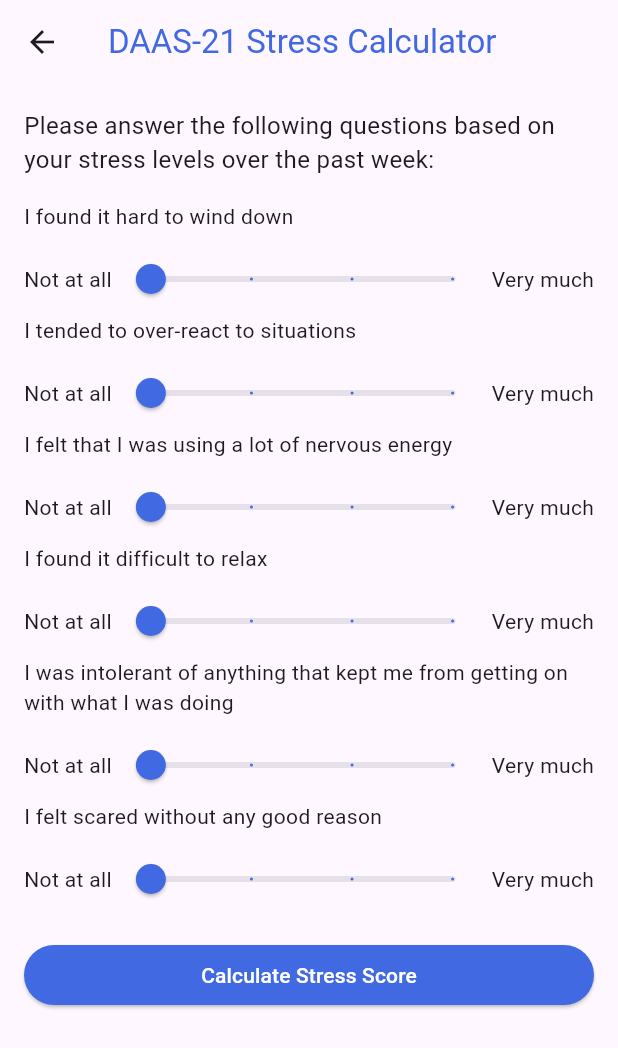
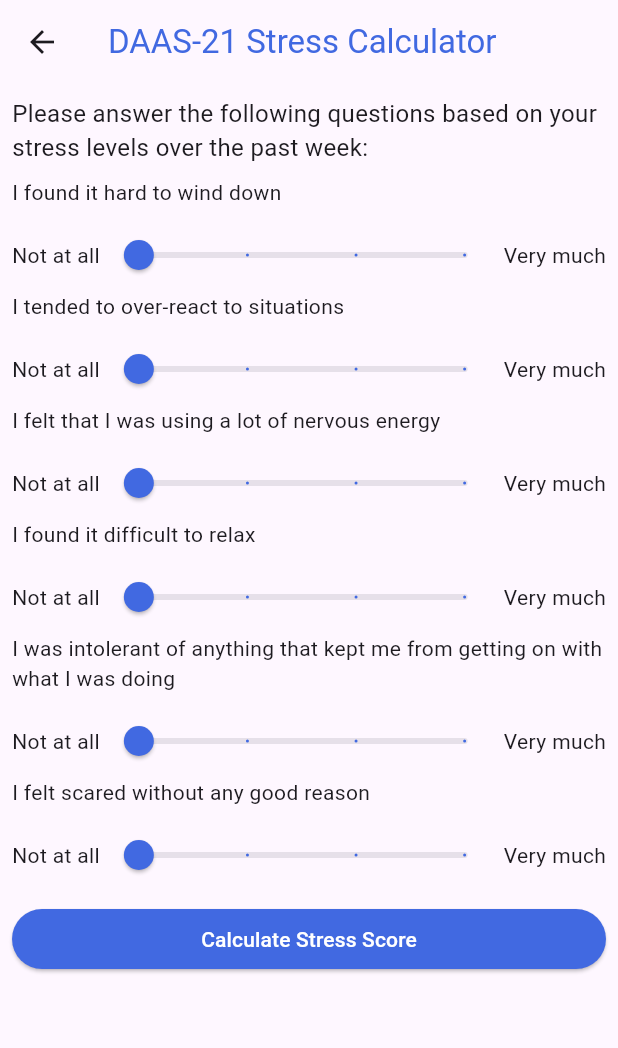
Before and after one commit to asiripr/priolearn, a Flutter app: the StressQuestionsPage screen opened directly, on a phone screen of 412 x 824 dp. Shown: the top 1048 px of the screen. Run offline on Flutter 3.47's test engine with Material 3 defaults, Android fonts, the phone set to English and light mode, and no system bars; our stand-ins replace audioplayers, cloud_firestore, firebase_auth, firebase_core, firebase_storage, image_picker and 1 more; missing offline and left inert: molten_navigationbar_flutter; accounts and stored records are empty.

Commit message:
updated mood_check

```diff
--- a/lib/mindfulness/Mood_check.dart
+++ b/lib/mindfulness/Mood_check.dart
@@ -31,11 +31,13 @@ class _StressQuestionsPageState extends State<StressQuestionsPage> {
       appBar: AppBar(
         title: Text(
           'DAAS-21 Stress Calculator',
-          style: TextStyle(color: Color(0xFF4169E1)), // Set text color to white
+          style: TextStyle(
+              color: Color(0xFF4169E1)), // Set text color to royal blue
         ),
       ),
       body: Padding(
-        padding: EdgeInsets.all(16.0),
+        padding: EdgeInsets.all(8.0), // Reduced padding
+        child: SingleChildScrollView(
           child: Column(
             crossAxisAlignment: CrossAxisAlignment.stretch,
             children: [
@@ -43,7 +45,7 @@ class _StressQuestionsPageState extends State<StressQuestionsPage> {
                 'Please answer the following questions based on your stress levels over the past week:',
                 style: TextStyle(fontSize: 16.0),
               ),
-            SizedBox(height: 16.0),
+              SizedBox(height: 8.0), // Reduced spacing
               StressQuestion(
                 question: 'I found it hard to wind down',
                 onChanged: (int value) {
@@ -81,7 +83,7 @@ class _StressQuestionsPageState extends State<StressQuestionsPage> {
                   responses.add(value);
                 },
               ),
-            SizedBox(height: 16.0),
+              SizedBox(height: 8.0), // Reduced spacing
               ElevatedButton(
                 onPressed: () {
                   int stressScore = calculateTotalScore(responses);
@@ -116,6 +118,7 @@ class _StressQuestionsPageState extends State<StressQuestionsPage> {
                     style: TextStyle(color: Colors.white)),
               ),
             ],
+          ),
         ),
       ),
     );
@@ -167,7 +170,7 @@ class _StressQuestionState extends State<StressQuestion> {
       crossAxisAlignment: CrossAxisAlignment.stretch,
       children: [
         Text(widget.question),
-        SizedBox(height: 8.0),
+        SizedBox(height: 8.0), // Reduced spacing
         Row(
           mainAxisAlignment: MainAxisAlignment.spaceBetween,
           children: [
```
Lines whose indentation alone changed are shown as unchanged.
